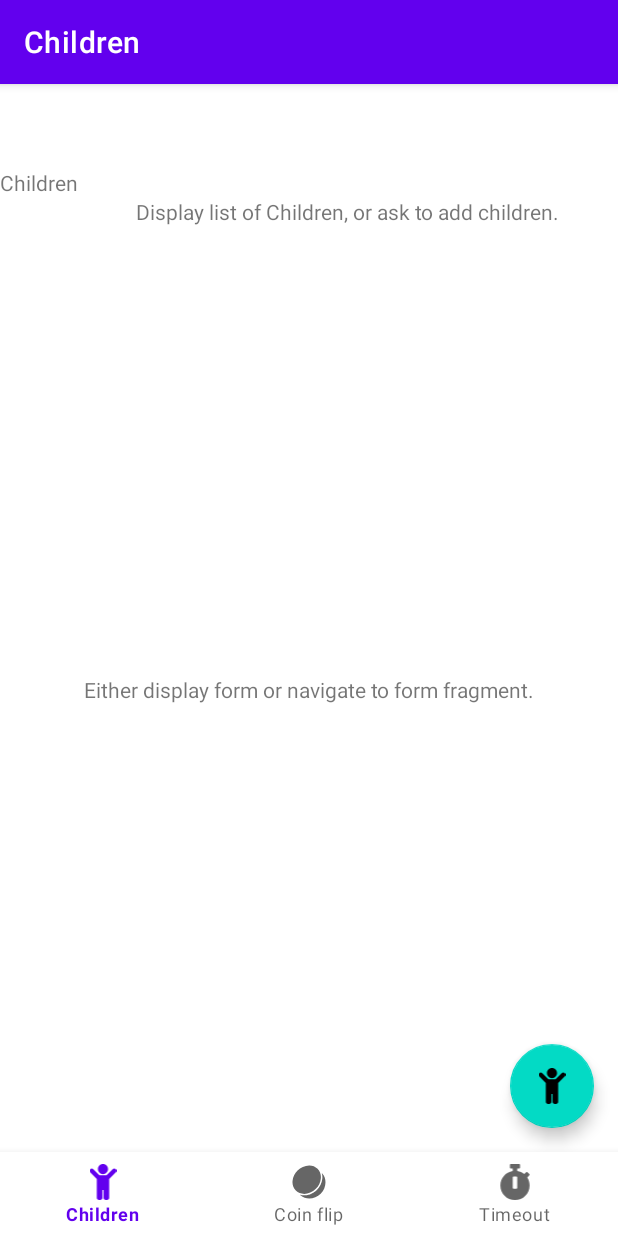
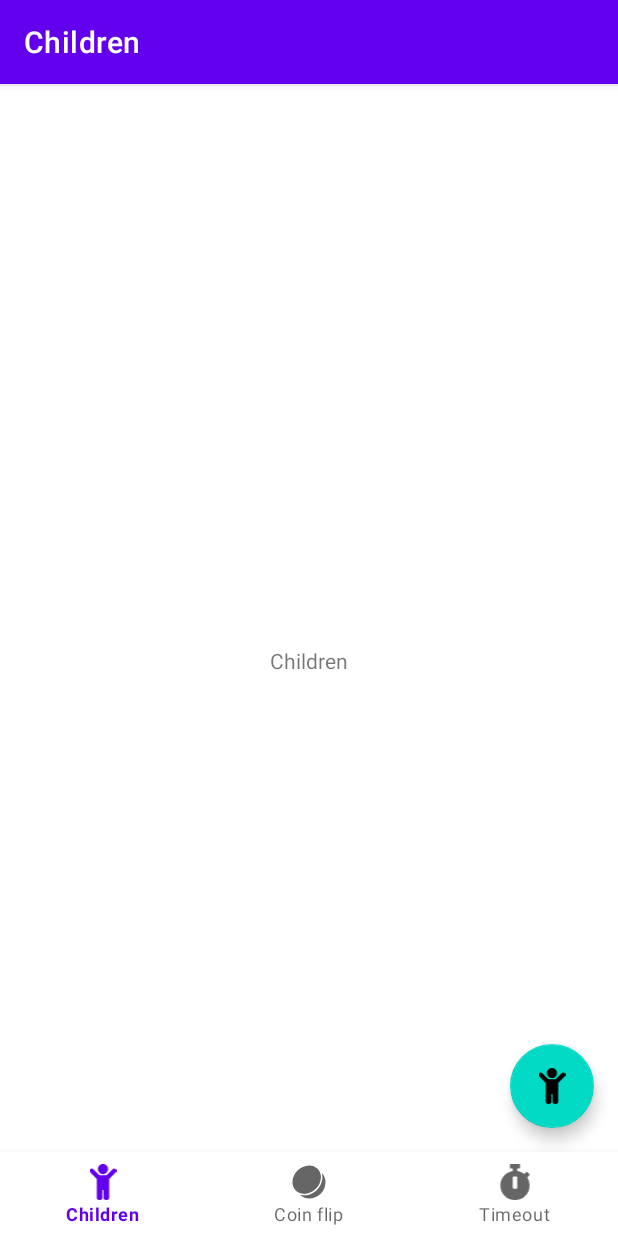
Before and after one commit to corbinjensen/AndroidParentApp, an Android app: the screen it shows after launch (MainActivity), on a phone screen of 412 x 824 dp. Run offline under Robolectric (Android 15) with nearby library versions, the phone set to English and light mode, and no system bars; our stand-ins replace navigation-ui.

Commit message:
Form Fragment using for user interface to add or edit children.

```diff
--- a/app/src/main/res/layout/fragment_children.xml
+++ b/app/src/main/res/layout/fragment_children.xml
@@ -11,27 +11,10 @@
         android:layout_width="wrap_content"
         android:layout_height="wrap_content"
         android:text="@string/title_children"
-        app:layout_constraintStart_toStartOf="parent"
-        app:layout_constraintTop_toTopOf="parent" />
-
-    <TextView
-        android:id="@+id/textView2"
-        android:layout_width="wrap_content"
-        android:layout_height="wrap_content"
-        android:text="Display list of Children, or ask to add children."
-        app:layout_constraintEnd_toEndOf="parent"
-        app:layout_constraintStart_toEndOf="@+id/textView3"
-        app:layout_constraintTop_toBottomOf="@+id/textView3" />
-
-    <TextView
-        android:id="@+id/textView4"
-        android:layout_width="wrap_content"
-        android:layout_height="wrap_content"
-        android:text="Either display form or navigate to form fragment."
         app:layout_constraintBottom_toBottomOf="parent"
         app:layout_constraintEnd_toEndOf="parent"
         app:layout_constraintStart_toStartOf="parent"
-        app:layout_constraintTop_toBottomOf="@+id/textView2" />
+        app:layout_constraintTop_toTopOf="parent" />
 
     <com.google.android.material.floatingactionbutton.FloatingActionButton
         android:id="@+id/fab"
--- a/app/src/main/res/values/strings.xml
+++ b/app/src/main/res/values/strings.xml
@@ -3,4 +3,6 @@
     <string name="title_children">Children</string>
     <string name="title_coin_flip">Coin flip</string>
     <string name="title_timeout">Timeout</string>
+    <!-- TODO: Remove or change this placeholder text -->
+    <string name="hello_blank_fragment">Hello blank fragment</string>
 </resources>
```
Also changed, not shown: app/src/main/java/ca/sfu/fluorine/parentapp/view/ChildAddFormFragment.java (added, +69 -0 lines), app/src/main/res/layout/fragment_child_add_form.xml (added, +48 -0 lines).
